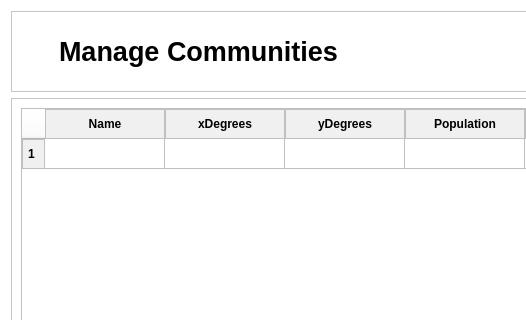
Old version of the form ProgramSrc/entityManagement.ui in the repository Lucianono/ShelterAlloc_Thesis; both pictures show x 0 to 526 and y 0 to 320 of the 1200 by 750 pixel window.
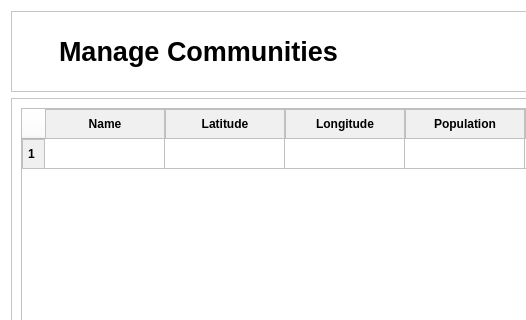
New version of the form. Icons and pictures are not drawn.

Commit message: added Location on results; changed XY degrees to Lat Long

```diff
--- a/ProgramSrc/entityManagement.ui
+++ b/ProgramSrc/entityManagement.ui
@@ -285,12 +285,12 @@
         </column>
         <column>
          <property name="text">
-          <string>xDegrees</string>
+          <string>Latitude</string>
          </property>
         </column>
         <column>
          <property name="text">
-          <string>yDegrees</string>
+          <string>Longitude</string>
          </property>
         </column>
         <column>
```
The commit also changes 8 other files.
